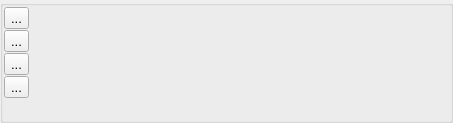
Old version of the form timeseriesviewer/ui/mapviewdefinition.ui in the repository jakimowb/eo-time-series-viewer.
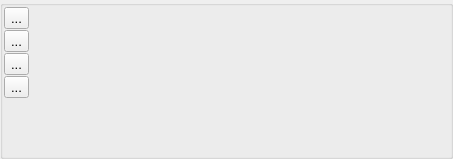
New version of the form. Icons and pictures are not drawn.

```diff
--- a/timeseriesviewer/ui/mapviewdefinition.ui
+++ b/timeseriesviewer/ui/mapviewdefinition.ui
@@ -7,7 +7,7 @@
     <x>0</x>
     <y>0</y>
     <width>453</width>
-    <height>123</height>
+    <height>159</height>
    </rect>
   </property>
   <property name="windowTitle">
```
